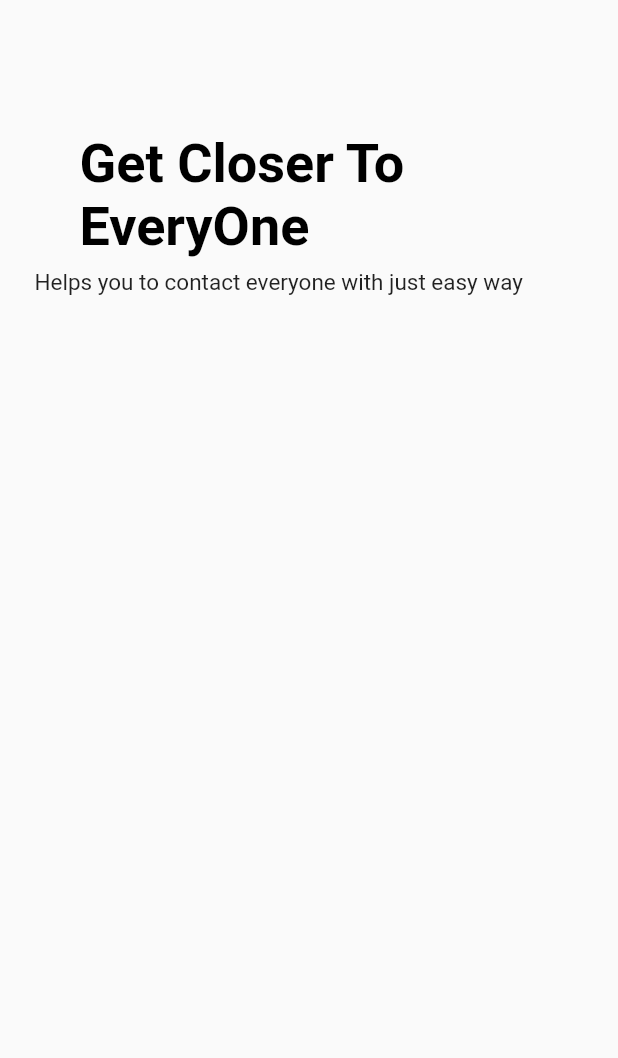
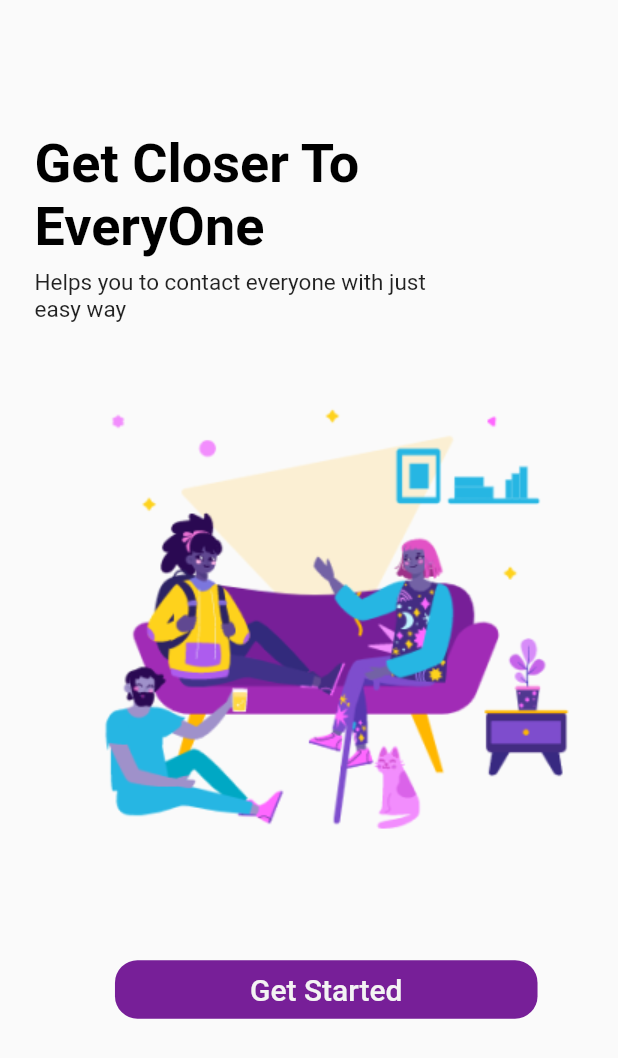
Before and after one commit to hamxamehboob/chat-app, a Flutter app: the screen it shows after launch, on a phone screen of 412 x 824 dp. Shown: the top 1058 px of the screen. Run offline on Flutter 3.47's test engine with Material 2 defaults, Android fonts, the phone set to English and light mode, and no system bars; our stand-ins replace smooth_page_indicator.

Commit message:
Images added in Splash Screen

```diff
--- a/lib/screens/login_screen.dart
+++ b/lib/screens/login_screen.dart
@@ -0,0 +1,9 @@
+import 'package:flutter/material.dart';
+class Login extends StatelessWidget {
+  const Login({Key? key}) : super(key: key);
+
+  @override
+  Widget build(BuildContext context) {
+    return const Placeholder();
+  }
+}
--- a/lib/screens/splash_screen.dart
+++ b/lib/screens/splash_screen.dart
@@ -1,6 +1,8 @@
+import 'package:chat_app/widgets/splash_screen_button.dart';
 import 'package:flutter/material.dart';
 import 'package:flutter/src/widgets/framework.dart';
 import 'package:flutter/src/widgets/placeholder.dart';
+import 'package:smooth_page_indicator/smooth_page_indicator.dart';
 
 class SplashScreen extends StatefulWidget {
   const SplashScreen({super.key});
@@ -8,40 +10,79 @@ class SplashScreen extends StatefulWidget {
   @override
   State<SplashScreen> createState() => _SplashScreenState();
 }
+
+final _controller = PageController();
+
 class _SplashScreenState extends State<SplashScreen> {
   @override
   Widget build(BuildContext context) {
     double screenwidth = MediaQuery.of(context).size.width;
     double screenheight = MediaQuery.of(context).size.height;
-    return Scaffold(
-      body: Column(
+    return SafeArea(
+      child: Scaffold(
+        body: Padding(
+          padding: const EdgeInsets.only(top: 88, left: 23),
+          child: Column(
             crossAxisAlignment: CrossAxisAlignment.start,
-        children:  [
-          Padding(
-            padding: EdgeInsets.only(top: 88,left: 53),
-            child: Text(
+            children: [
+              Text(
                 "Get Closer To",
                 style: TextStyle(
-                  color: Colors.black, fontSize: 36, fontWeight: FontWeight.w600),
+                    color: Colors.black,
+                    fontSize: 36,
+                    fontWeight: FontWeight.w600),
               ),
+              Text(
+                "EveryOne",
+                style: TextStyle(
+                    color: Colors.black,
+                    fontSize: 36,
+                    fontWeight: FontWeight.w600),
+              ),
+              SizedBox(
+                height: screenheight * 0.009,
               ),
               Padding(
-            padding: EdgeInsets.only(left: 53),
-            child: Text(
-              "EveryOne",
-              style: TextStyle(
-                  color: Colors.black, fontSize: 36, fontWeight: FontWeight.w600),
-            ),
-          ),
-          SizedBox(height: screenheight*0.009,),
-          Padding(
-            padding: EdgeInsets.only(left: 23),
+                padding: const EdgeInsets.only(right: 98),
                 child: Text(
                   "Helps you to contact everyone with just easy way",
                   style: TextStyle(fontWeight: FontWeight.w400, fontSize: 15),
                 ),
-          )
+              ),
+              Padding(
+                padding: const EdgeInsets.only(right: 23),
+                child: SizedBox(
+                  height: 400,
+                  child: PageView(
+                    controller: _controller,
+                    children: [
+                      Image.asset("assets/images/Splash_image1.png"),
+                      Image.asset("assets/images/Splash_image2.png"),
+                      Image.asset("assets/images/Splash_image3.jpg"),
+                      Image.asset("assets/images/Splash_image4.png"),
                     ],
+                  ),
+                ),
+              ),
+              // Center(
+              //   child: SmoothPageIndicator(
+              //     controller: _controller,
+              //     count: 4,
+              //     effect: JumpingDotEffect(
+              //         dotColor: Colors.grey,
+              //         activeDotColor: Color(0xFF771F98),
+              //         jumpScale: 2,
+              //         dotHeight: 15,
+              //         verticalOffset: 20),
+              //   ),
+              // ),
+              SizedBox(
+                height: screenheight * 0.03,
+              ),
+              SplashScreenButton(),
+            ],
+          ),
+        ),
       ),
     );
   }
--- /dev/null
+++ b/lib/widgets/splash_screen_button.dart
@@ -0,0 +1,34 @@
+import 'package:chat_app/screens/login_screen.dart';
+import 'package:flutter/material.dart';
+
+class SplashScreenButton extends StatelessWidget {
+  const SplashScreenButton({Key? key}) : super(key: key);
+
+  @override
+  Widget build(BuildContext context) {
+    return Center(
+      child: GestureDetector(
+        onTap: () {
+          Navigator.of(context).push(
+            MaterialPageRoute(
+              builder: (_) => Login(),
+            ),
+          );
+        },
+        child: Container(
+          padding: const EdgeInsets.only(left: 90, right: 90, top: 8, bottom: 8),
+          decoration: BoxDecoration(
+              color: Color(0xFF771F98),
+              borderRadius: BorderRadius.circular(15)),
+          child: const Text(
+            "Get Started",
+            style: TextStyle(
+                color: Color(0xFFF3F3F3),
+                fontSize: 20,
+                fontWeight: FontWeight.w500),
+          ),
+        ),
+      ),
+    );
+  }
+}
```
Also changed, not shown: pubspec.yaml (+6 -4 lines), assets/images/Splash_image1.png (added), assets/images/Splash_image2.png (added), assets/images/Splash_image3.jpg (added), assets/images/Splash_image4.png (added), assets/images/chat-concept-illustration_114360-129.png (added), pubspec.lock. Lines whose indentation alone changed are shown as unchanged.
